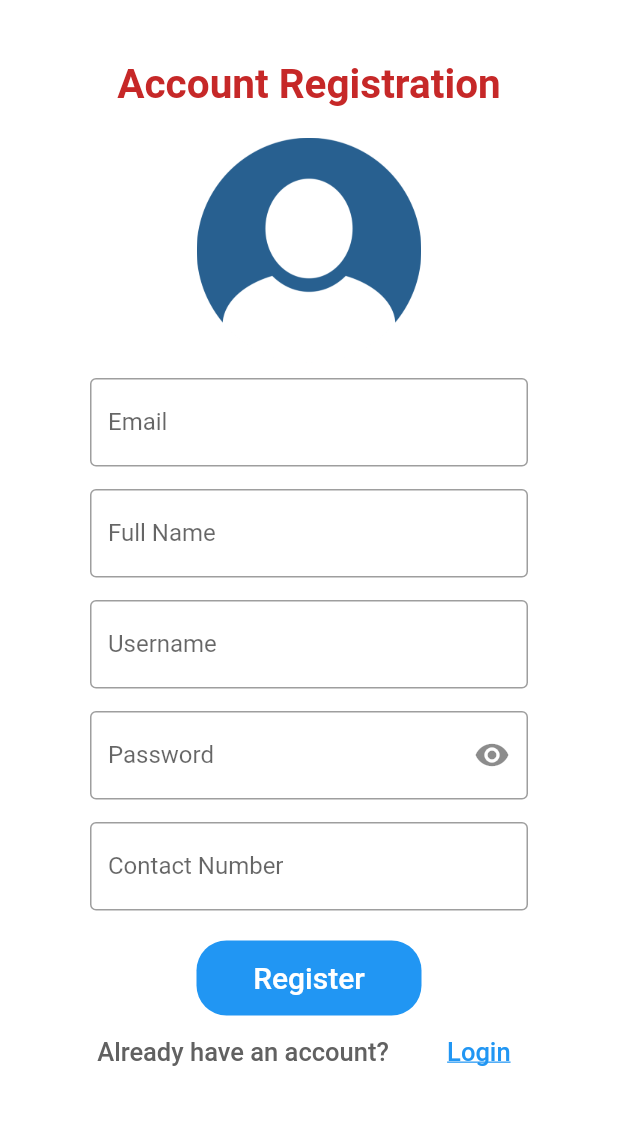
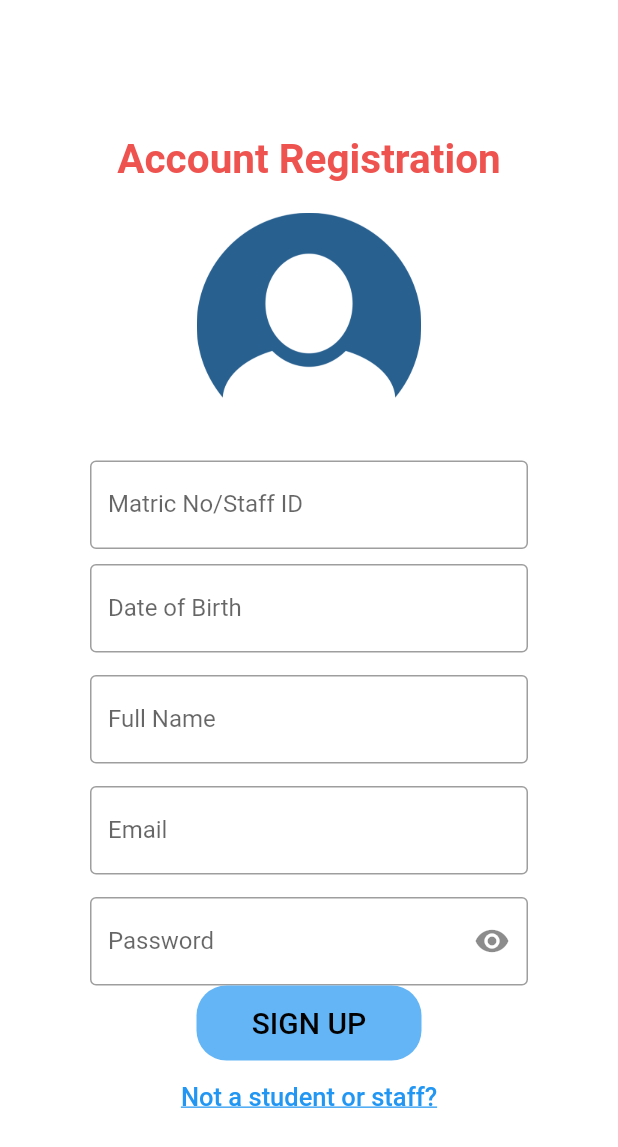
Before and after one commit to HidayahHamri/PROJEKMAP, a Flutter app: the screen it shows after launch, after a tap on "Register Account", on a phone screen of 412 x 824 dp. Shown: the top 1147 px of the screen. Run offline on Flutter 3.47's test engine with Material 2 defaults, Android fonts, the light colour scheme and no system bars; our stand-ins replace cloud_firestore, firebase_auth, firebase_core, splashscreen; accounts and stored records are empty; network calls fail.

Commit message:
Co-authored-by: Hasanah15 <Hasanah15@users.noreply.github.com>

```diff
--- a/lib/Screens/AuthScreen/login.dart
+++ b/lib/Screens/AuthScreen/login.dart
@@ -28,7 +28,7 @@ class _LoginPageState extends State<LoginPage> {
                   Form(
                     child: Column(children: <Widget>[
                       Padding(
-                        padding: const EdgeInsets.only(top: 60.0),
+                        padding: const EdgeInsets.only(top: 90.0),
                         child: Center(
                           child: Container(
                             child: new Text(
@@ -180,9 +180,12 @@ class _LoginPageState extends State<LoginPage> {
                               },
                               child: Text(
                                 'Register Account',
-                                style:
-                                    TextStyle(color: Colors.blue, fontSize: 17),
                                 textAlign: TextAlign.center,
+                                style: TextStyle(
+                                  color: Colors.blue,
+                                  fontSize: 17,
+                                  decoration: TextDecoration.underline,
+                                ),
                               ),
                             )
                           ],
--- a/lib/Screens/AuthScreen/register.dart
+++ b/lib/Screens/AuthScreen/register.dart
@@ -32,7 +32,7 @@ class _RegisterPageState extends State<RegisterPage> {
                       child: Column(children: <Widget>[
                         Padding(
                           //padding: const EdgeInsets.only(left:15.0,right: 15.0,top:0,bottom: 0),
-                          padding: const EdgeInsets.only(top: 40.0),
+                          padding: const EdgeInsets.only(top: 90.0),
                           child: Center(
                             child: Container(
                               child: new Text(
@@ -41,7 +41,7 @@ class _RegisterPageState extends State<RegisterPage> {
                                 style: new TextStyle(
                                     fontWeight: FontWeight.bold,
                                     fontSize: 27.0,
-                                    color: Colors.red[800]),
+                                    color: Colors.red[400]),
                               ),
                             ),
                           ),
@@ -62,6 +62,28 @@ class _RegisterPageState extends State<RegisterPage> {
                         ),
 
                         Padding(
+                          //padding: const EdgeInsets.only(left:15.0,right: 15.0,top:0,bottom: 0),
+                          padding: const EdgeInsets.only(
+                              left: 60.0, right: 60.0, top: 15, bottom: 0),
+                          child: TextFormField(
+                            controller: _username,
+                            keyboardType: TextInputType.text,
+                            textInputAction: TextInputAction.next,
+                            decoration: InputDecoration(
+                                border: OutlineInputBorder(),
+                                labelText: 'Matric No/Staff ID',
+                                hintText: 'Enter valid matric / staff number'),
+                            enabled: true,
+                            validator: (value) {
+                              if (value == null || value.isEmpty) {
+                                return 'Matric No/Staff ID can\'t be empty';
+                              }
+                              return null;
+                            },
+                          ),
+                        ),
+
+                        Padding(
                           padding: const EdgeInsets.only(
                               left: 60.0, right: 60.0, top: 10, bottom: 0),
                           child: TextFormField(
@@ -70,13 +92,13 @@ class _RegisterPageState extends State<RegisterPage> {
                             textInputAction: TextInputAction.next,
                             decoration: InputDecoration(
                                 border: OutlineInputBorder(),
-                                labelText: 'Email',
-                                hintText: 'Enter valid email'),
+                                labelText: 'Date of Birth',
+                                hintText: 'Enter valid DOB'),
                             enabled: true,
                             //validator: (value) => Validator.validateField(value: value)
                             validator: (value) {
                               if (value == null || value.isEmpty) {
-                                return 'email can\'t be empty';
+                                return 'date of birth can\'t be empty';
                               }
                               return null;
                             },
@@ -102,22 +124,22 @@ class _RegisterPageState extends State<RegisterPage> {
                             },
                           ),
                         ),
+
                         Padding(
-                          //padding: const EdgeInsets.only(left:15.0,right: 15.0,top:0,bottom: 0),
                           padding: const EdgeInsets.only(
                               left: 60.0, right: 60.0, top: 15, bottom: 0),
                           child: TextFormField(
-                            controller: _username,
+                            controller: _fullname,
                             keyboardType: TextInputType.text,
                             textInputAction: TextInputAction.next,
                             decoration: InputDecoration(
                                 border: OutlineInputBorder(),
-                                labelText: 'Username',
-                                hintText: 'Enter valid matric / staff number'),
+                                labelText: 'Email',
+                                hintText: 'Enter valid email'),
                             enabled: true,
                             validator: (value) {
                               if (value == null || value.isEmpty) {
-                                return 'username can\'t be empty';
+                                return 'email can\'t be empty';
                               }
                               return null;
                             },
@@ -155,27 +177,6 @@ class _RegisterPageState extends State<RegisterPage> {
                           ),
                         ),
 
-                        Padding(
-                          padding: const EdgeInsets.only(
-                              left: 60.0, right: 60.0, top: 15, bottom: 20),
-                          child: TextFormField(
-                            controller: _contact,
-                            keyboardType: TextInputType.number,
-                            textInputAction: TextInputAction.next,
-                            decoration: InputDecoration(
-                                border: OutlineInputBorder(),
-                                labelText: 'Contact Number',
-                                hintText: 'Enter valid contact number'),
-                            enabled: true,
-                            validator: (value) {
-                              if (value == null || value.isEmpty) {
-                                return 'contact number can\'t be empty';
-                              }
-                              return null;
-                            },
-                          ),
-                        ),
-
                         _isProcessiong
                             ? Padding(
                                 padding: EdgeInsets.zero,
@@ -188,7 +189,7 @@ class _RegisterPageState extends State<RegisterPage> {
                                 height: 50,
                                 width: 150,
                                 decoration: BoxDecoration(
-                                    color: Colors.blue,
+                                    color: Colors.blue[300],
                                     borderRadius: BorderRadius.circular(20)),
                                 child: FlatButton(
                                   onPressed: () {
@@ -223,9 +224,9 @@ class _RegisterPageState extends State<RegisterPage> {
                                     });
                                   },
                                   child: Text(
-                                    'Register',
+                                    'SIGN UP',
                                     style: TextStyle(
-                                        color: Colors.white, fontSize: 20),
+                                        color: Colors.black, fontSize: 20),
                                   ),
                                 ),
                               ),
@@ -235,14 +236,14 @@ class _RegisterPageState extends State<RegisterPage> {
                           child: Row(
                             mainAxisAlignment: MainAxisAlignment.center,
                             children: <Widget>[
-                              FlatButton(
-                                onPressed: () {},
-                                child: Text(
-                                  'Already have an account?',
-                                  style: TextStyle(
-                                      color: Colors.grey[700], fontSize: 17),
-                                ),
-                              ),
+                              // FlatButton(
+                              //   onPressed: () {},
+                              //   child: Text(
+                              //     'Already have an account?',
+                              //     style: TextStyle(
+                              //         color: Colors.grey[700], fontSize: 17),
+                              //   ),
+                              // ),
                               FlatButton(
                                 onPressed: () {
                                   Navigator.push(
@@ -252,7 +253,7 @@ class _RegisterPageState extends State<RegisterPage> {
                                   );
                                 },
                                 child: Text(
-                                  'Login',
+                                  'Not a student or staff?',
                                   style: TextStyle(
                                     color: Colors.blue,
                                     fontSize: 17,
```
